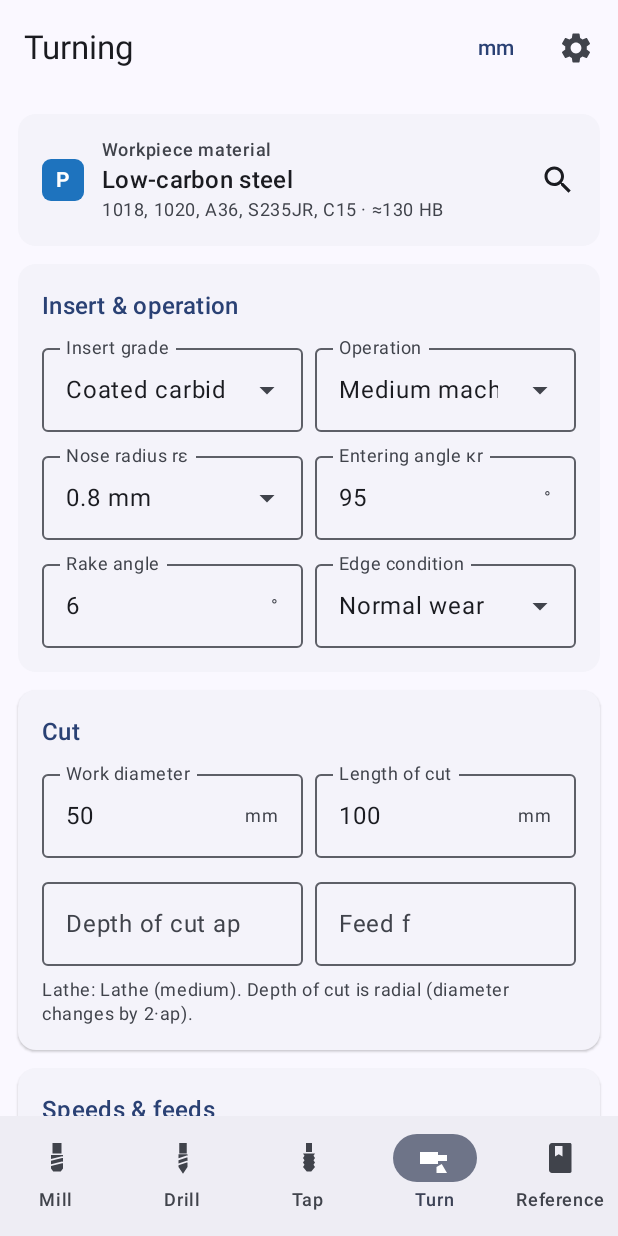
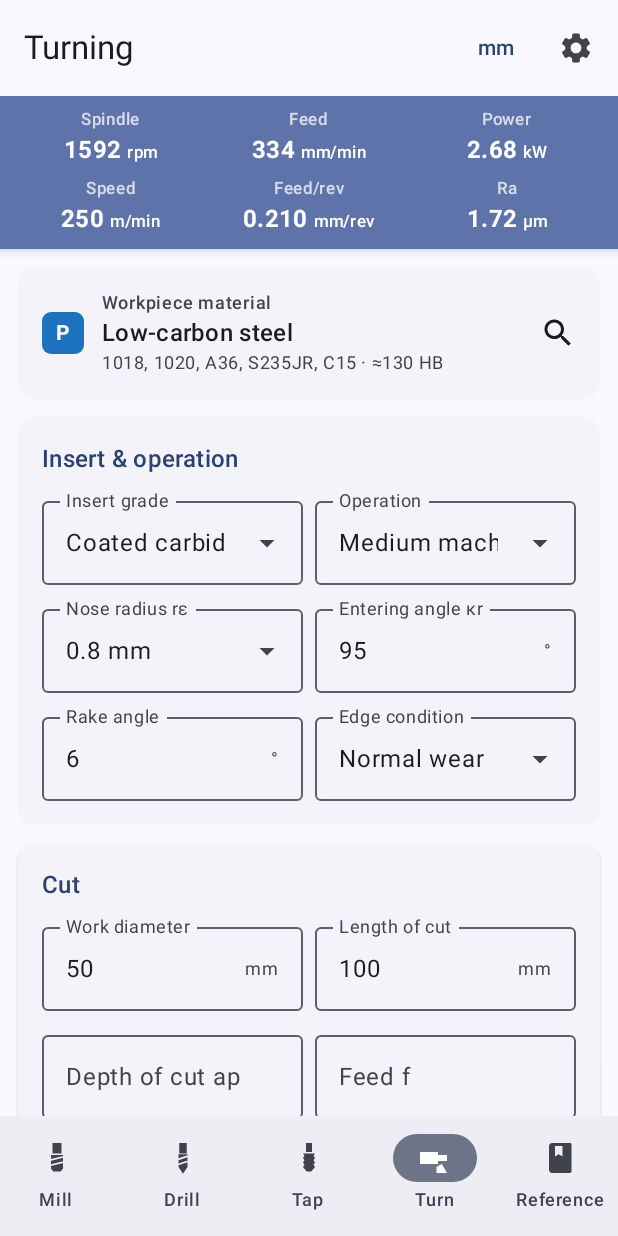
Before and after one commit to Goelcuek/Shop-Ref, an Android app built with Jetpack Compose: the screen it shows after launch (MainActivity), item 4 of the bottom bar chosen, on a phone screen of 412 x 824 dp. Run offline under Robolectric (Android 15) with nearby library versions, the phone set to English and light mode, and no system bars.

Commit message:
Pin a live results bar above each calculator (1.0.2)
Spindle speed, feed, power/torque, cutting speed, chip load and a third
key value now sit in a bar pinned under the title on the milling,
drilling, tapping and turning screens, so results stay visible and
update while inputs are edited further down. Power and tap torque turn
amber/red as they approach the machine or tap limit. The bar replaces
the large rpm/feed tiles inside the cards.

Co-Authored-By: Claude Opus 5.5 <noreply@anthropic.com>
Claude-Session: https://claude.ai/code/session_015veqfaZ4K1yPfDkHEtg1mL

```diff
--- a/app/build.gradle.kts
+++ b/app/build.gradle.kts
@@ -14,8 +14,8 @@ android {
         applicationId = "com.shopref.app"
         minSdk = 26
         targetSdk = 35
-        versionCode = 2
-        versionName = "1.0.1"
+        versionCode = 3
+        versionName = "1.0.2"
         testInstrumentationRunner = "androidx.test.runner.AndroidJUnitRunner"
     }
 
--- a/app/src/main/java/com/shopref/app/ui/components/Display.kt
+++ b/app/src/main/java/com/shopref/app/ui/components/Display.kt
@@ -16,12 +16,11 @@ import androidx.compose.foundation.shape.RoundedCornerShape
 import androidx.compose.material.icons.Icons
 import androidx.compose.material.icons.filled.Info
 import androidx.compose.material.icons.filled.Warning
-import androidx.compose.material3.Card
-import androidx.compose.material3.CardDefaults
 import androidx.compose.material3.ElevatedCard
 import androidx.compose.material3.HorizontalDivider
 import androidx.compose.material3.Icon
 import androidx.compose.material3.MaterialTheme
+import androidx.compose.material3.Surface
 import androidx.compose.material3.Text
 import androidx.compose.runtime.Composable
 import androidx.compose.ui.Alignment
@@ -51,28 +50,6 @@ fun SectionCard(title: String, modifier: Modifier = Modifier, content: @Composab
 fun FieldRow(content: @Composable androidx.compose.foundation.layout.RowScope.() -> Unit) {
     Row(Modifier.fillMaxWidth(), horizontalArrangement = Arrangement.spacedBy(8.dp), content = content)
 }
-
-/** Prominent result tile (rpm, feed). */
-@Composable
-fun BigResult(label: String, value: String, unit: String, modifier: Modifier = Modifier, sub: String? = null) {
-    Card(
-        modifier = modifier,
-        colors = CardDefaults.cardColors(containerColor = MaterialTheme.colorScheme.primaryContainer),
-    ) {
-        Column(Modifier.padding(12.dp).fillMaxWidth(), horizontalAlignment = Alignment.CenterHorizontally) {
-            Text(label, style = MaterialTheme.typography.labelMedium, color = MaterialTheme.colorScheme.onPrimaryContainer)
-            Text(value, style = MaterialTheme.typography.headlineMedium, fontWeight = FontWeight.Bold, color = MaterialTheme.colorScheme.onPrimaryContainer)
-            Text(unit, style = MaterialTheme.typography.labelMedium, color = MaterialTheme.colorScheme.onPrimaryContainer)
-            if (sub != null) {
-                Text(sub, style = MaterialTheme.typography.bodySmall, color = MaterialTheme.colorScheme.onPrimaryContainer, textAlign = TextAlign.Center)
-            }
-        }
-    }
-}
-
-@Composable
-fun BigQuantity(label: String, base: Double, quantity: Quantity, units: UnitSystem, modifier: Modifier = Modifier, sub: String? = null) =
-    BigResult(label, quantity.format(base, units), quantity.label(units), modifier, sub)
 
 @Composable
 fun ResultRow(label: String, value: String, modifier: Modifier = Modifier, emphasize: Boolean = false, valueColor: Color? = null) {
@@ -164,3 +141,60 @@ fun utilisationColor(ratio: Double): Color = when {
     ratio > 0.85 -> MaterialTheme.colorScheme.secondary
     else -> MaterialTheme.colorScheme.onSurface
 }
+
+/** One value in the pinned results bar. [color] overrides the text colour (e.g. power over the limit). */
+data class SummaryItem(val label: String, val value: String, val unit: String, val color: Color? = null)
+
+fun summaryOf(label: String, base: Double, quantity: Quantity, units: UnitSystem, color: Color? = null, decimals: Int? = null) =
+    SummaryItem(label, quantity.format(base, units, decimals ?: quantity.decimals(units)), quantity.label(units), color)
+
+/** Text colour for a utilisation ratio in the summary bar, or null when within limits. */
+@Composable
+fun summaryWarnColor(ratio: Double): Color? = when {
+    ratio > 1.0 -> MaterialTheme.colorScheme.error
+    ratio > 0.85 -> MaterialTheme.colorScheme.secondary
+    else -> null
+}
+
+/**
+ * Results bar pinned above the scrolling inputs, so the key numbers stay visible while
+ * parameters are edited. Items are laid out three per row.
+ */
+@Composable
+fun SummaryBar(items: List<SummaryItem>, modifier: Modifier = Modifier) {
+    Surface(
+        color = MaterialTheme.colorScheme.primaryContainer,
+        shadowElevation = 4.dp,
+        modifier = modifier.fillMaxWidth(),
+    ) {
+        Column(Modifier.padding(horizontal = 8.dp, vertical = 8.dp), verticalArrangement = Arrangement.spacedBy(6.dp)) {
+            items.chunked(3).forEach { row ->
+                Row(Modifier.fillMaxWidth()) {
+                    row.forEach { SummaryCell(it, Modifier.weight(1f)) }
+                    repeat(3 - row.size) { Spacer(Modifier.weight(1f)) }
+                }
+            }
+        }
+    }
+}
+
+@Composable
+private fun SummaryCell(item: SummaryItem, modifier: Modifier = Modifier) {
+    val fg = MaterialTheme.colorScheme.onPrimaryContainer
+    Column(modifier, horizontalAlignment = Alignment.CenterHorizontally) {
+        Text(item.label, style = MaterialTheme.typography.labelSmall, color = fg.copy(alpha = 0.75f), maxLines = 1)
+        Row(verticalAlignment = Alignment.Bottom) {
+            Text(
+                item.value,
+                style = MaterialTheme.typography.titleMedium,
+                fontWeight = FontWeight.Bold,
+                color = item.color ?: fg,
+                maxLines = 1,
+            )
+            if (item.unit.isNotEmpty()) {
+                Spacer(Modifier.width(3.dp))
+                Text(item.unit, style = MaterialTheme.typography.labelSmall, color = fg, maxLines = 1, modifier = Modifier.padding(bottom = 2.dp))
+            }
+        }
+    }
+}
--- a/app/src/main/java/com/shopref/app/ui/screens/MillingScreen.kt
+++ b/app/src/main/java/com/shopref/app/ui/screens/MillingScreen.kt
@@ -2,7 +2,6 @@ package com.shopref.app.ui.screens
 
 import androidx.compose.foundation.layout.Arrangement
 import androidx.compose.foundation.layout.Column
-import androidx.compose.foundation.layout.Row
 import androidx.compose.foundation.layout.fillMaxWidth
 import androidx.compose.foundation.layout.padding
 import androidx.compose.foundation.rememberScrollState
@@ -21,7 +20,9 @@ import com.shopref.app.state.AppSettings
 import com.shopref.app.state.MillingState
 import com.shopref.app.state.Session
 import com.shopref.app.ui.components.AdviceList
-import com.shopref.app.ui.components.BigQuantity
+import com.shopref.app.ui.components.SummaryBar
+import com.shopref.app.ui.components.summaryOf
+import com.shopref.app.ui.components.summaryWarnColor
 import com.shopref.app.ui.components.Dropdown
 import com.shopref.app.ui.components.FieldRow
 import com.shopref.app.ui.components.ForceChart
@@ -54,8 +55,20 @@ fun MillingScreen(settings: AppSettings, session: Session, state: MillingState,
     val (apAuto, aeAuto) = remember(input) { MillingCalculator.defaultEngagement(input) }
     var showAdvanced by remember { mutableStateOf(false) }
 
+    Column(modifier) {
+        SummaryBar(
+            listOf(
+                summaryOf("Spindle", result.rpm, Quantity.SPINDLE_SPEED, units),
+                summaryOf("Feed", result.feed, Quantity.FEED_RATE, units),
+                summaryOf("Power", result.powerKw, Quantity.POWER, units, summaryWarnColor(result.powerKw / result.availablePowerKw)),
+                summaryOf("Speed", result.vc, Quantity.CUTTING_SPEED, units),
+                summaryOf("Chip load", result.fz, Quantity.CHIP_LOAD, units),
+                summaryOf("MRR", result.mrr, Quantity.MRR, units),
+            ),
+        )
         Column(
-        modifier
+            Modifier
+                .weight(1f)
                 .verticalScroll(rememberScrollState())
                 .padding(12.dp),
             verticalArrangement = Arrangement.spacedBy(12.dp),
@@ -119,10 +132,6 @@ fun MillingScreen(settings: AppSettings, session: Session, state: MillingState,
             }
 
             SectionCard("Speeds & feeds") {
-            Row(horizontalArrangement = Arrangement.spacedBy(8.dp)) {
-                BigQuantity("Spindle", result.rpm, Quantity.SPINDLE_SPEED, units, Modifier.weight(1f))
-                BigQuantity("Feed", result.feed, Quantity.FEED_RATE, units, Modifier.weight(1f))
-            }
                 QuantityRow("Cutting speed", result.vc, Quantity.CUTTING_SPEED, units, emphasize = true)
                 QuantityRow("Chip load (programmed fz)", result.fz, Quantity.CHIP_LOAD, units, emphasize = true)
                 QuantityRow("Max chip thickness hmax", result.hmax, Quantity.CHIP_LOAD, units)
@@ -184,3 +193,4 @@ fun MillingScreen(settings: AppSettings, session: Session, state: MillingState,
             TextButton(onClick = state::reset, modifier = Modifier.fillMaxWidth()) { Text("Reset milling inputs") }
         }
     }
+}
--- a/app/src/main/java/com/shopref/app/ui/screens/TurningScreen.kt
+++ b/app/src/main/java/com/shopref/app/ui/screens/TurningScreen.kt
@@ -2,7 +2,6 @@ package com.shopref.app.ui.screens
 
 import androidx.compose.foundation.layout.Arrangement
 import androidx.compose.foundation.layout.Column
-import androidx.compose.foundation.layout.Row
 import androidx.compose.foundation.layout.fillMaxWidth
 import androidx.compose.foundation.layout.padding
 import androidx.compose.foundation.rememberScrollState
@@ -20,7 +19,9 @@ import com.shopref.app.state.AppSettings
 import com.shopref.app.state.Session
 import com.shopref.app.state.TurningState
 import com.shopref.app.ui.components.AdviceList
-import com.shopref.app.ui.components.BigQuantity
+import com.shopref.app.ui.components.SummaryBar
+import com.shopref.app.ui.components.summaryOf
+import com.shopref.app.ui.components.summaryWarnColor
 import com.shopref.app.ui.components.Dropdown
 import com.shopref.app.ui.components.FieldRow
 import com.shopref.app.ui.components.MaterialSelector
@@ -47,8 +48,20 @@ fun TurningScreen(settings: AppSettings, session: Session, state: TurningState,
     val input = state.input.copy(material = session.material, machine = settings.lathe, units = units)
     val result = remember(input) { TurningCalculator.calculate(input) }
 
+    Column(modifier) {
+        SummaryBar(
+            listOf(
+                summaryOf("Spindle", result.rpm, Quantity.SPINDLE_SPEED, units),
+                summaryOf("Feed", result.feedRate, Quantity.FEED_RATE, units),
+                summaryOf("Power", result.powerKw, Quantity.POWER, units, summaryWarnColor(result.powerKw / result.availablePowerKw)),
+                summaryOf("Speed", result.vc, Quantity.CUTTING_SPEED, units),
+                summaryOf("Feed/rev", result.feed, Quantity.FEED_PER_REV, units),
+                summaryOf("Ra", result.raMicron, Quantity.ROUGHNESS, units),
+            ),
+        )
         Column(
-        modifier
+            Modifier
+                .weight(1f)
                 .verticalScroll(rememberScrollState())
                 .padding(12.dp),
             verticalArrangement = Arrangement.spacedBy(12.dp),
@@ -86,10 +99,6 @@ fun TurningScreen(settings: AppSettings, session: Session, state: TurningState,
             }
 
             SectionCard("Speeds & feeds") {
-            Row(horizontalArrangement = Arrangement.spacedBy(8.dp)) {
-                BigQuantity("Spindle", result.rpm, Quantity.SPINDLE_SPEED, units, Modifier.weight(1f))
-                BigQuantity("Feed rate", result.feedRate, Quantity.FEED_RATE, units, Modifier.weight(1f))
-            }
                 QuantityRow("Cutting speed", result.vc, Quantity.CUTTING_SPEED, units, emphasize = true)
                 QuantityRow("Feed per revolution", result.feed, Quantity.FEED_PER_REV, units)
                 QuantityRow("Depth of cut", result.ap, Quantity.LENGTH, units)
@@ -117,6 +126,7 @@ fun TurningScreen(settings: AppSettings, session: Session, state: TurningState,
             TextButton(onClick = state::reset, modifier = Modifier.fillMaxWidth()) { Text("Reset turning inputs") }
         }
     }
+}
 
 @Composable
 private fun RaFeedCard(settings: AppSettings) {
```
Also changed, not shown: app/src/main/java/com/shopref/app/ui/screens/DrillingScreen.kt (+17 -7 lines), app/src/main/java/com/shopref/app/ui/screens/TappingScreen.kt (+18 -7 lines). Lines whose indentation alone changed are shown as unchanged.
